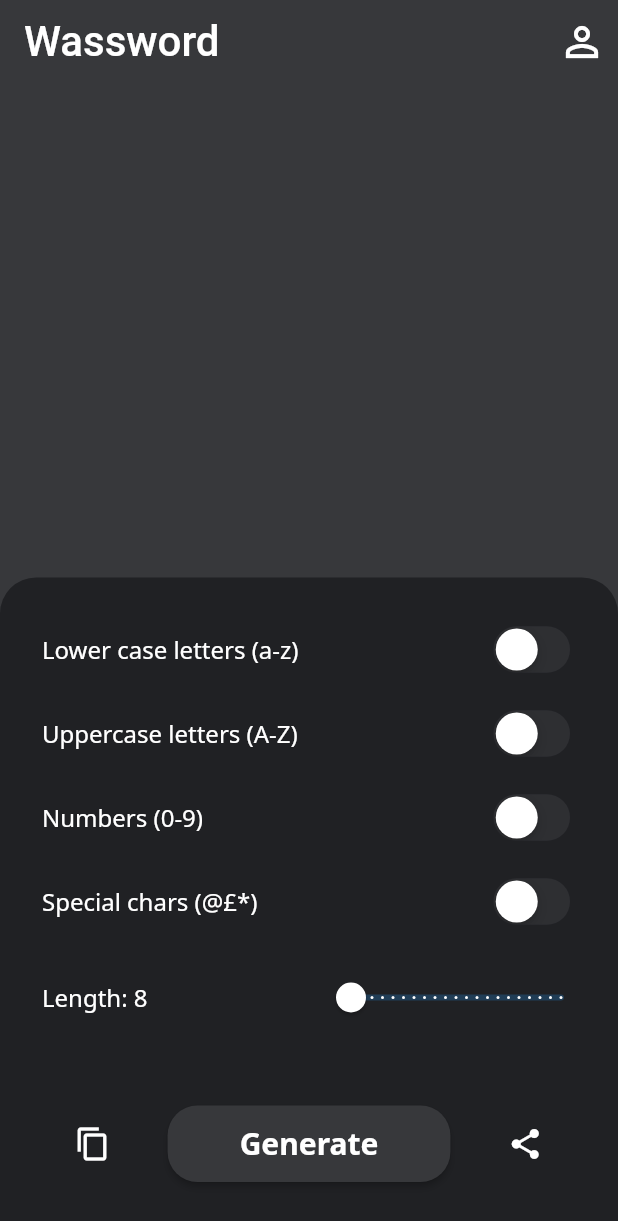
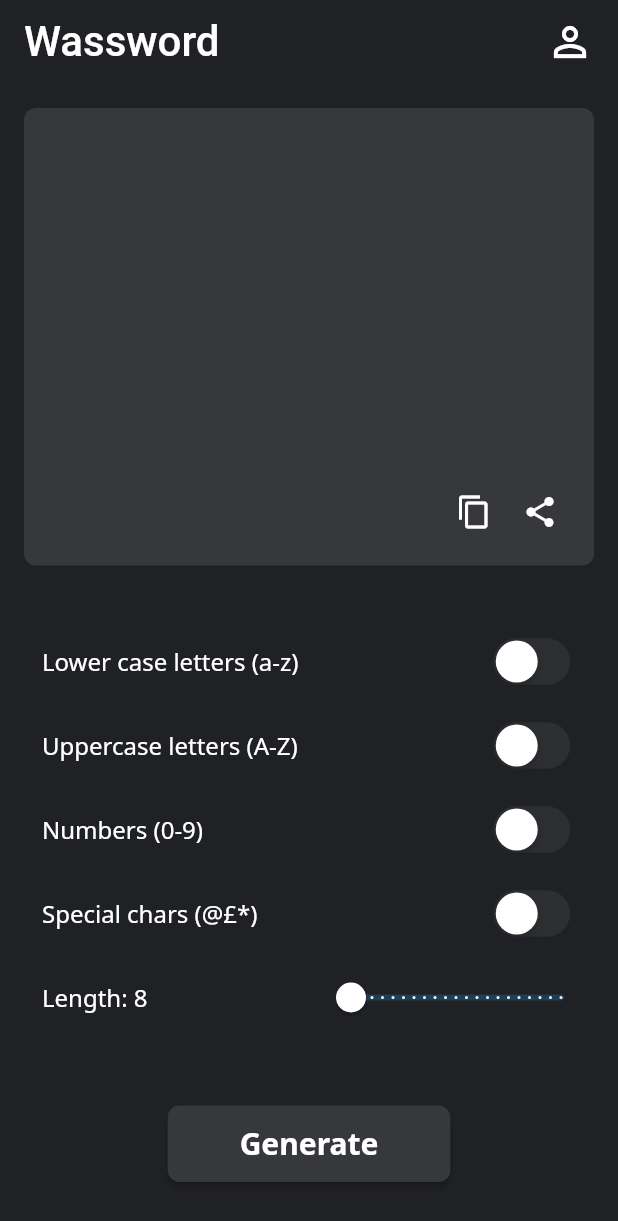
Before and after one commit to polilluminato/wassword-flutter, a Flutter app: the screen it shows after launch, on a phone screen of 412 x 824 dp. Shown: the top 1221 px of the screen. Run offline on Flutter 3.47's test engine with Material 2 defaults, Android fonts, the light colour scheme and no system bars; our stand-ins replace flutter_mobx, fluttertoast, google_fonts, mobx, share; generated files the repository leaves out were written again.

Commit message:
fix: Change homepage layout

```diff
--- a/lib/pages/home_page.dart
+++ b/lib/pages/home_page.dart
@@ -23,7 +23,6 @@ class HomePage extends StatefulWidget {
 }
 
 class _HomePageState extends State<HomePage> {
-
   //Funzione per copiare la password che ho generato e metterla nella clipboard
   //  in modo che io possa condividerla con altre app
   void _copyToClipboard() {
@@ -60,17 +59,19 @@ class _HomePageState extends State<HomePage> {
   @override
   Widget build(BuildContext context) {
     return new Scaffold(
-      backgroundColor: colorGreyLight,
+      backgroundColor: colorGreyDark,
       appBar: new AppBar(
         elevation: 0,
-        backgroundColor: colorGreyLight,
+        backgroundColor: colorGreyDark,
         title: Text(widget.title,
             style: TextStyle(
               color: Colors.white,
               fontSize: 28,
             )),
         actions: <Widget>[
-          IconButton(
+          Padding(
+            padding: EdgeInsets.only(right: 8),
+            child: IconButton(
               iconSize: 32,
               color: Colors.white,
               icon: Icon(Icons.person_outline),
@@ -82,36 +83,59 @@ class _HomePageState extends State<HomePage> {
                     ));
               },
             ),
+          ),
         ],
       ),
       body: new Column(children: <Widget>[
         new Expanded(
-          child: new Container(
+          child: Stack(
+            children: [
+              Container(
+                decoration: new BoxDecoration(
+                  color: colorGreyLight,
+                  shape: BoxShape.rectangle,
+                  borderRadius: new BorderRadius.all(Radius.circular(8)),
+                ),
+                margin: EdgeInsets.all(16),
                 padding: EdgeInsets.symmetric(horizontal: 24),
                 constraints: BoxConstraints.expand(),
-            alignment: Alignment(0.0, 0.0),
-            color: colorGreyLight,
+                alignment: Alignment(0, 0),
                 child: Observer(
                   builder: (_) => Text(
                     passwordStore.password,
                     textAlign: TextAlign.center,
                     style: new TextStyle(
                         fontWeight: FontWeight.bold,
-                    fontSize: 40,
+                        fontSize: 36,
                         color: colorWhite),
                   ),
                 ),
               ),
+              Positioned(
+                bottom: 28,
+                right: 72,
+                child: IconButton(
+                  iconSize: 24,
+                  icon: Icon(Icons.content_copy),
+                  color: Colors.white,
+                  onPressed: _copyToClipboard,
+                ),
+              ),
+              Positioned(
+                bottom: 28,
+                right: 28,
+                child: IconButton(
+                  iconSize: 24,
+                  icon: Icon(Icons.share),
+                  color: Colors.white,
+                  onPressed: _shareGeneratedPassword,
+                ),
+              )
+            ],
+          ),
         ),
         new Container(
             padding: EdgeInsets.only(top: 20, left: 12, right: 12),
-            decoration: new BoxDecoration(
-              color: colorGreyDark,
-              shape: BoxShape.rectangle,
-              borderRadius: new BorderRadius.vertical(
-                top: new Radius.circular(24),
-              ),
-            ),
             child:
                 new Column(mainAxisSize: MainAxisSize.min, children: <Widget>[
               new ListTile(
@@ -122,7 +146,9 @@ class _HomePageState extends State<HomePage> {
                     activeColor: Colors.white,
                     value: passwordStore.isWithLetters,
                     onChanged: (bool value) {
-                      passwordStore.changeLetters(value);
+                      passwordStore
+                        ..changeLetters(value)
+                        ..generateNew();
                     },
                   ),
                 ),
@@ -135,7 +161,9 @@ class _HomePageState extends State<HomePage> {
                     activeColor: Colors.white,
                     value: passwordStore.isWithUppercase,
                     onChanged: (bool value) {
-                      passwordStore.changeUppercase(value);
+                      passwordStore
+                        ..changeUppercase(value)
+                        ..generateNew();
                     },
                   ),
                 ),
@@ -148,7 +176,9 @@ class _HomePageState extends State<HomePage> {
                     activeColor: Colors.white,
                     value: passwordStore.isWithNumbers,
                     onChanged: (bool value) {
-                      passwordStore.changeNumbers(value);
+                      passwordStore
+                        ..changeNumbers(value)
+                        ..generateNew();
                     },
                   ),
                 ),
@@ -161,12 +191,14 @@ class _HomePageState extends State<HomePage> {
                     activeColor: Colors.white,
                     value: passwordStore.isWithSpecial,
                     onChanged: (bool value) {
-                      passwordStore.changeSpecial(value);
+                      passwordStore
+                        ..changeSpecial(value)
+                        ..generateNew();
                     },
                   ),
                 ),
               ),
-              new SizedBox(height: 12),
+              new SizedBox(height: 4),
               new Row(
                 mainAxisSize: MainAxisSize.max,
                 mainAxisAlignment: MainAxisAlignment.spaceBetween,
@@ -192,30 +224,17 @@ class _HomePageState extends State<HomePage> {
                           //label: '${_numberCharPassword.round()}',
                           onChanged: (double value) {
                             setState(() {
-                              passwordStore.changeLenght(value);
+                              passwordStore
+                                ..changeLenght(value)
+                                ..generateNew();
                             });
                           })),
                 ],
               ),
               new Container(
                 margin: EdgeInsets.only(top: 48, bottom: 36),
-                child: new Row(
-                  mainAxisAlignment: MainAxisAlignment.spaceEvenly,
-                  children: <Widget>[
-                    Ink(
-                      decoration: ShapeDecoration(
-                        color: Colors.white,
-                        shape: CircleBorder(),
-                      ),
-                      child: IconButton(
-                        icon: Icon(Icons.content_copy),
-                        color: Colors.white,
-                        onPressed: _copyToClipboard,
-                      ),
-                    ),
-                    new RaisedButton(
-                        padding:
-                            EdgeInsets.symmetric(horizontal: 48, vertical: 12),
+                child: new RaisedButton(
+                    padding: EdgeInsets.symmetric(horizontal: 48, vertical: 12),
                     color: colorGreyLight,
                     onPressed: () => {passwordStore.generateNew()},
                     textColor: colorAccent,
@@ -225,20 +244,7 @@ class _HomePageState extends State<HomePage> {
                             fontSize: 20,
                             fontWeight: FontWeight.bold)),
                     shape: new RoundedRectangleBorder(
-                            borderRadius: new BorderRadius.circular(20))),
-                    Ink(
-                      decoration: ShapeDecoration(
-                        color: colorAccent,
-                        shape: CircleBorder(),
-                      ),
-                      child: IconButton(
-                        icon: Icon(Icons.share),
-                        color: Colors.white,
-                        onPressed: _shareGeneratedPassword,
-                      ),
-                    ),
-                  ],
-                ),
+                        borderRadius: new BorderRadius.circular(8))),
               )
             ]))
       ]),
```
Lines whose indentation alone changed are shown as unchanged.
